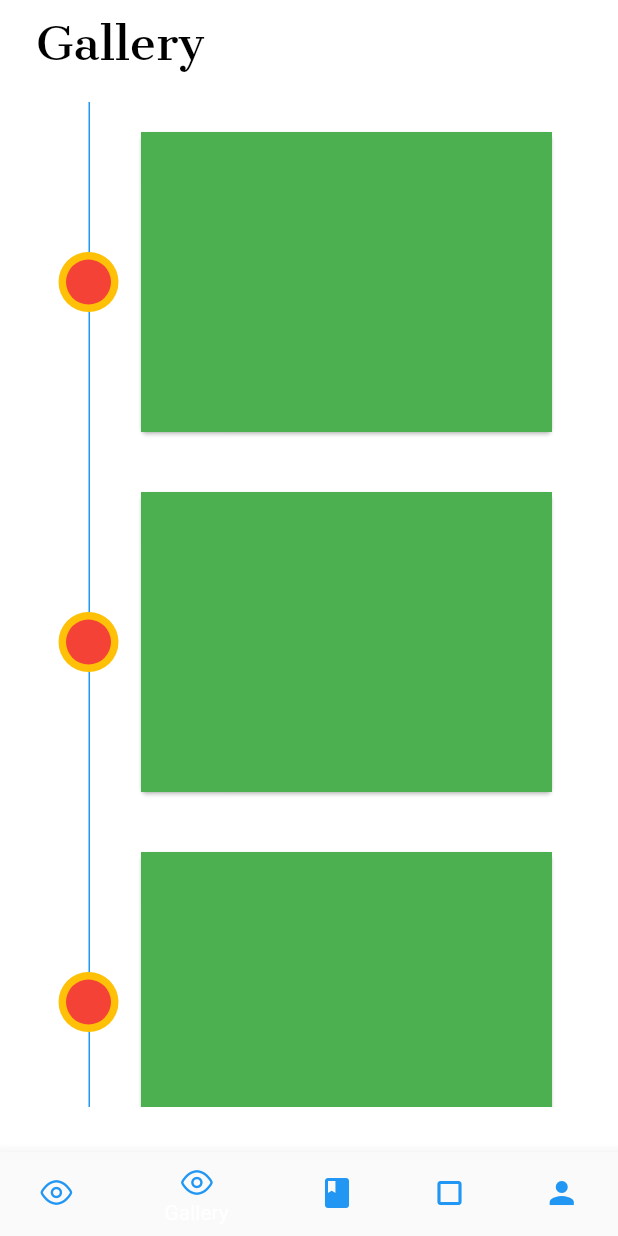
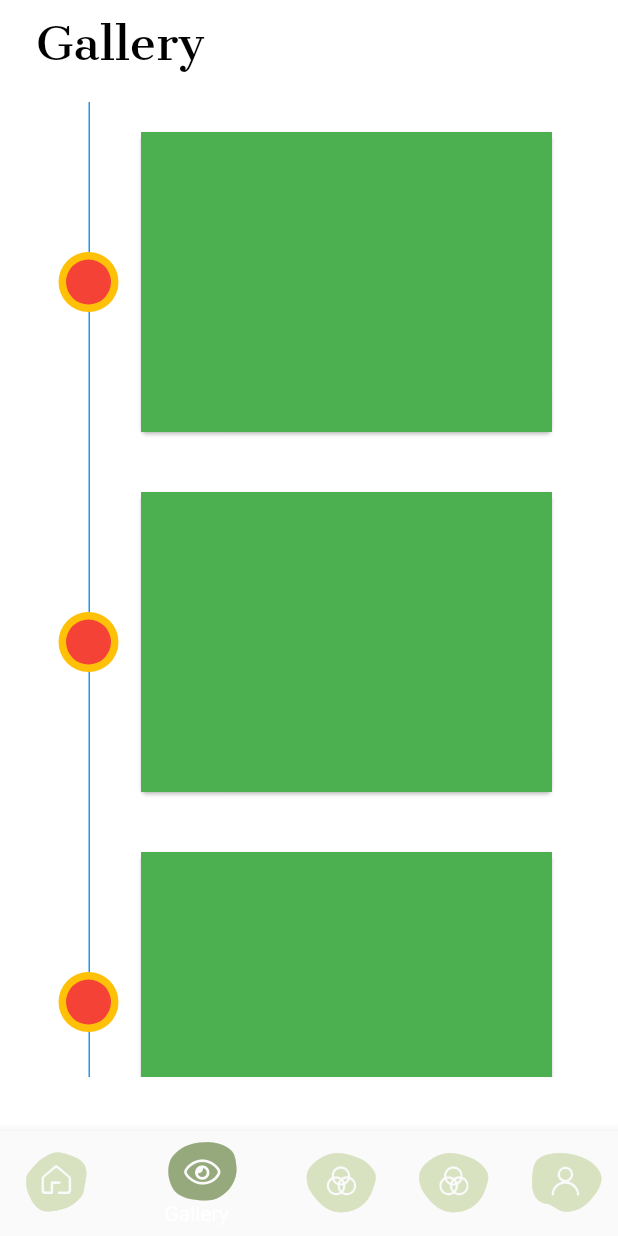
Before and after one commit to MaggieGreen/Natural-Dye, a Flutter app: the Navigation screen opened by its route, item 2 of the bottom bar chosen, on a phone screen of 412 x 824 dp. Run offline on Flutter 3.47's test engine with Material 2 defaults, Android fonts, the phone set to English and light mode, and no system bars; our stand-ins replace video_player; missing offline and left inert: timeline; project files that could hold a hidden picture were left out.

Commit message:
change button UI and illustration

```diff
--- a/lib/pages/gallery.dart
+++ b/lib/pages/gallery.dart
@@ -20,7 +20,10 @@ class _GalleryState extends State<Gallery> {
           ),
           preferredSize: Size.fromHeight(10.0),
         ),
-        body: Container(
+        body: SingleChildScrollView(
+          child: Stack(
+            children: [
+              Container(
                 padding: EdgeInsets.fromLTRB(24.0, 0, 24.0, 30.0),
                 child: Column(
                   children: <Widget>[
@@ -39,7 +42,7 @@ class _GalleryState extends State<Gallery> {
                     ),
                     SizedBox(height: 20),
                     Container(
-                  height: 670.0,
+                        height: 650.0,
                         child: new ListView.builder(
                           itemBuilder: (BuildContext context, int index) {
                             return new Stack(
@@ -88,7 +91,8 @@ class _GalleryState extends State<Gallery> {
                                       height: 30.0,
                                       width: 30.0,
                                       decoration: new BoxDecoration(
-                                    shape: BoxShape.circle, color: Colors.red),
+                                          shape: BoxShape.circle,
+                                          color: Colors.red),
                                     ),
                                   ),
                                 )
@@ -99,6 +103,9 @@ class _GalleryState extends State<Gallery> {
                         )),
                   ],
                 ),
+              )
+            ],
+          ),
         ));
   }
 }
--- a/lib/pages/navigation.dart
+++ b/lib/pages/navigation.dart
@@ -18,11 +18,11 @@ class Navigation extends StatefulWidget {
 class _Navigation extends State<Navigation> {
   int _currentIndex = 0;
   final List<Widget> _children = [
-    CardList(),
+    Profile(),
     Gallery(),
     DialogAppBar(),
     new Container(color: Colors.green),
-    Profile(),
+    new Container(color: Colors.yellow),
   ];
   GlobalKey _bottomNavigationKey = GlobalKey();
 
@@ -35,54 +35,85 @@ class _Navigation extends State<Navigation> {
         onTap: (index) => setState(() => _currentIndex = index),
         currentIndex: _currentIndex,
         items: [
+          //home
           BottomNavigationBarItem(
               icon: Icon(
-                IconData(0xe633, fontFamily: 'MyIcons'),
-                color: Colors.blue,
+                IconData(0xe604, fontFamily: 'Navi'),
+                size: 40.0,
+                color: Color(0xFFD8E2C1),
               ),
               title: Text(
                 "Home",
-                style: TextStyle(color: Colors.brown),
+                style: TextStyle(color: Color(0xFF96A97C)),
               ),
               activeIcon: Icon(
-                IconData(0xe633, fontFamily: 'MyIcons'),
-                color: Colors.red,
+                IconData(0xe604, fontFamily: 'Navi'),
+                size: 40.0,
+                color: Color(0xFF96A97C),
               )),
+          //gallery
           BottomNavigationBarItem(
               icon: Icon(
-                IconData(0xe633, fontFamily: 'MyIcons'),
-                color: Colors.blue,
+                IconData(0xe603, fontFamily: 'Navi'),
+                size: 40.0,
+                color: Color(0xFFD8E2C1),
               ),
               title: Text(
                 "Gallery",
-                style: TextStyle(color: Colors.brown),
+                style: TextStyle(color: Color(0xFF96A97C)),
+              ),
+              activeIcon: Icon(
+                IconData(0xe603, fontFamily: 'Navi'),
+                size: 40.0,
+                color: Color(0xFF96A97C),
               )),
+          //source
           BottomNavigationBarItem(
               icon: Icon(
-                Icons.book,
-                color: Colors.blue,
+                IconData(0xe606, fontFamily: 'Navi'),
+                size: 40.0,
+                color: Color(0xFFD8E2C1),
               ),
               title: Text(
                 "Source",
-                style: TextStyle(color: Colors.brown),
+                style: TextStyle(color: Color(0xFF96A97C)),
+              ),
+              activeIcon: Icon(
+                IconData(0xe606, fontFamily: 'Navi'),
+                size: 40.0,
+                color: Color(0xFF96A97C),
               )),
+          //tutorial
           BottomNavigationBarItem(
               icon: Icon(
-                Icons.crop_square,
-                color: Colors.blue,
+                IconData(0xe606, fontFamily: 'Navi'),
+                size: 40.0,
+                color: Color(0xFFD8E2C1),
               ),
               title: Text(
                 "Tutorial",
-                style: TextStyle(color: Colors.brown),
+                style: TextStyle(color: Color(0xFF96A97C)),
+              ),
+              activeIcon: Icon(
+                IconData(0xe606, fontFamily: 'Navi'),
+                size: 40.0,
+                color: Color(0xFF96A97C),
               )),
+          //profile
           BottomNavigationBarItem(
               icon: Icon(
-                Icons.person,
-                color: Colors.blue,
+                IconData(0xe605, fontFamily: 'Navi'),
+                size: 40.0,
+                color: Color(0xFFD8E2C1),
               ),
               title: Text(
                 "Profile",
-                style: TextStyle(color: Colors.brown),
+                style: TextStyle(color: Color(0xFF96A97C)),
+              ),
+              activeIcon: Icon(
+                IconData(0xe605, fontFamily: 'Navi'),
+                size: 40.0,
+                color: Color(0xFF96A97C),
               )),
         ],
         // onTap: (index) {
--- a/pubspec.yaml
+++ b/pubspec.yaml
@@ -42,6 +42,12 @@ flutter:
   - family: Pigment
     fonts:
     - asset: assets/icons/pigment.ttf
+  - family: Navi
+    fonts:
+    - asset: assets/icons/navi.ttf
+  - family: Tutorial
+    fonts:
+    - asset: assets/icons/tutorial.ttf
 
 
   uses-material-design: true
```
Also changed, not shown: lib/pages/plant_detail.dart (+8 -2 lines), lib/pages/profile.dart (+39 -20 lines), lib/pages/tutorial/open.dart (added, +13 -0 lines), assets/icons/navi.ttf (added), assets/icons/tutorial.ttf (added), assets/images/marigold.jpg, assets/images/marigold_detail.jpg (added), assets/images/sfcity.png (added), 20 other files. Lines whose indentation alone changed are shown as unchanged.
